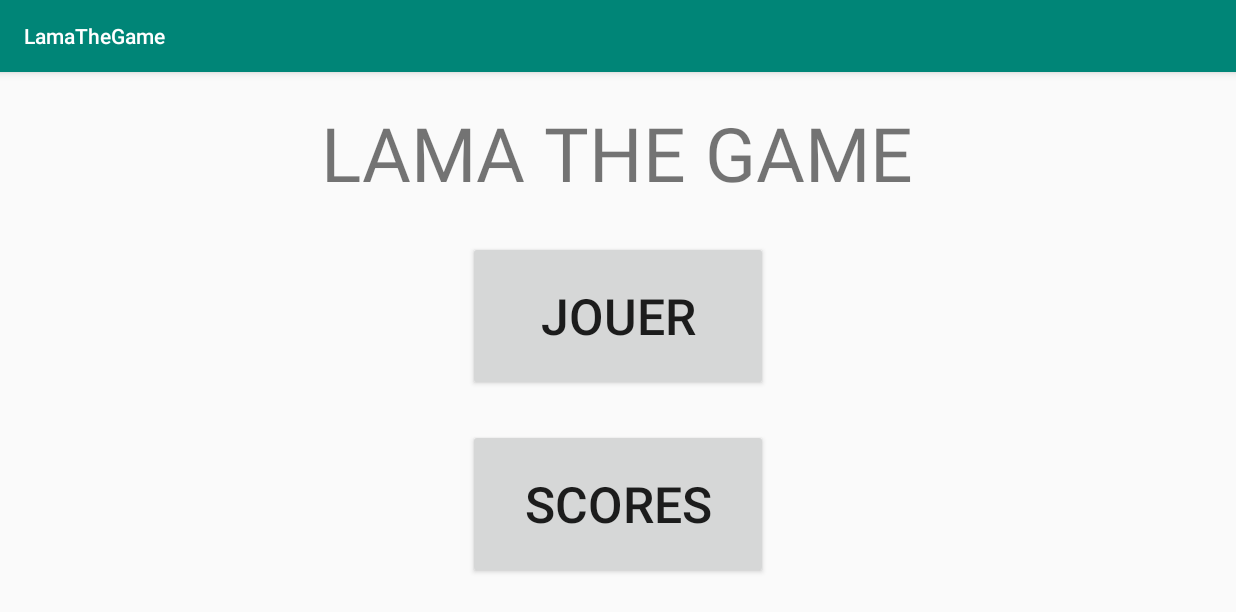
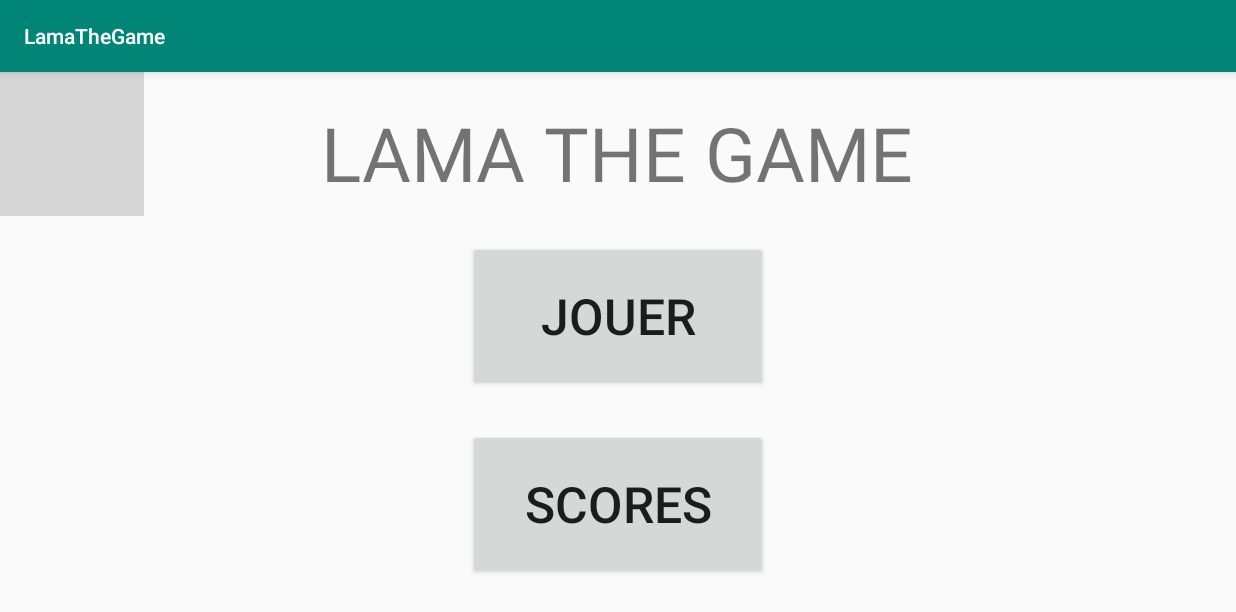
Before and after one commit to Clementlecaloch/LamaTheGame, an Android app: the screen it shows after launch (Menu), on a phone screen of 824 x 412 dp (held sideways). Shown: the top 612 px of the screen. Run offline under Robolectric (Android 15) with nearby library versions, the phone set to English and light mode, and no system bars.

Commit message:
ajout animation au menu

```diff
--- a/app/src/main/java/com/example/lamathegame/Menu.java
+++ b/app/src/main/java/com/example/lamathegame/Menu.java
@@ -3,9 +3,11 @@ package com.example.lamathegame;
 import androidx.appcompat.app.AppCompatActivity;
 
 import android.content.Intent;
+import android.graphics.drawable.AnimationDrawable;
 import android.media.MediaPlayer;
 import android.os.Bundle;
 import android.view.View;
+import android.widget.ImageView;
 
 public class Menu extends AppCompatActivity {
 
@@ -13,6 +15,12 @@ public class Menu extends AppCompatActivity {
     protected void onCreate(Bundle savedInstanceState) {
         super.onCreate(savedInstanceState);
         setContentView(R.layout.menu);
+
+        ImageView lamaImageView = (ImageView) findViewById(R.id.lamaAnimationMenu);
+        lamaImageView.setBackgroundResource(R.drawable.lama_animation);
+        AnimationDrawable lamaAnimation = (AnimationDrawable) lamaImageView.getBackground();
+        lamaAnimation.start();
+
         MediaPlayer sound = MediaPlayer.create(getApplicationContext(), R.raw.super_soundtrack);
         sound.start();
     }
--- /dev/null
+++ b/app/src/main/res/drawable/lama_animation.xml
@@ -0,0 +1,8 @@
+<?xml version="1.0" encoding="utf-8"?>
+<animation-list android:oneshot="false"
+    xmlns:android="http://schemas.android.com/apk/res/android">
+    <item android:drawable="@drawable/tile012" android:duration="200"></item>
+    <item android:drawable="@drawable/tile013" android:duration="200"></item>
+    <item android:drawable="@drawable/tile014" android:duration="200"></item>
+    <item android:drawable="@drawable/tile015" android:duration="200"></item>
+</animation-list>
--- a/app/src/main/res/layout/menu.xml
+++ b/app/src/main/res/layout/menu.xml
@@ -5,6 +5,11 @@
     android:layout_width="match_parent"
     android:layout_height="match_parent"
     tools:context=".Menu">
+
+    <ImageView
+        android:id="@+id/lamaAnimationMenu"
+        android:layout_width="wrap_content"
+        android:layout_height="wrap_content"></ImageView>
 
     <LinearLayout
         android:layout_width="match_parent"
```
Also changed, not shown: 13 other files.
